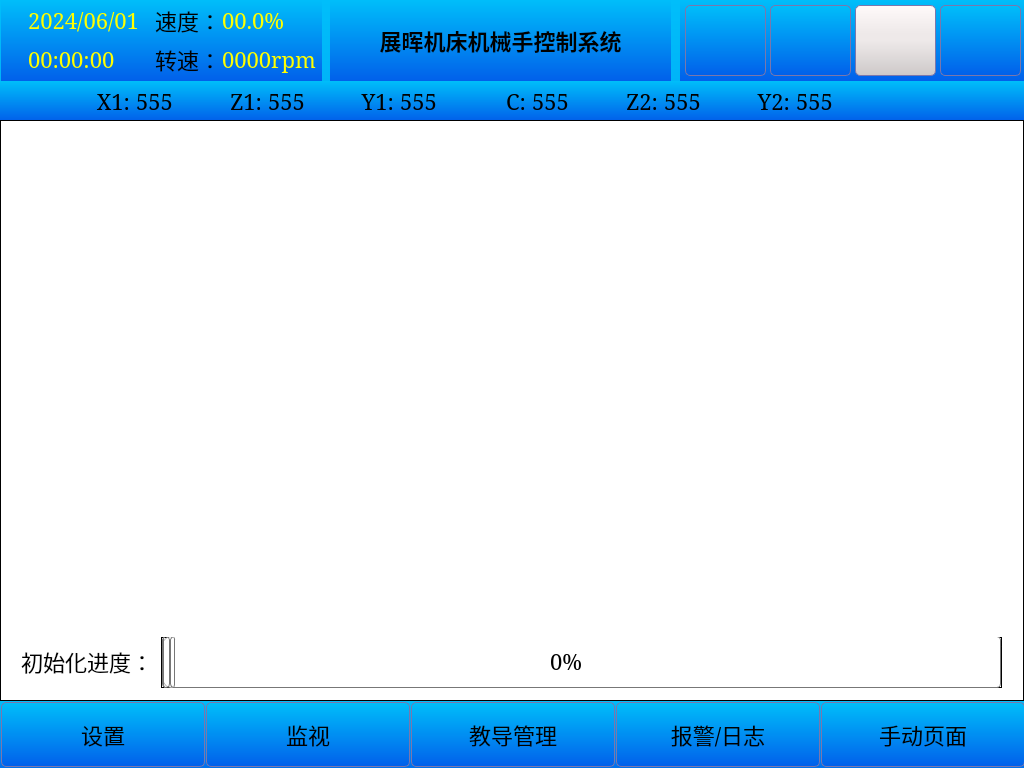
Above: mainwindow.ui from Jade-yun/MachineTool before the change. Below: the same form after it.
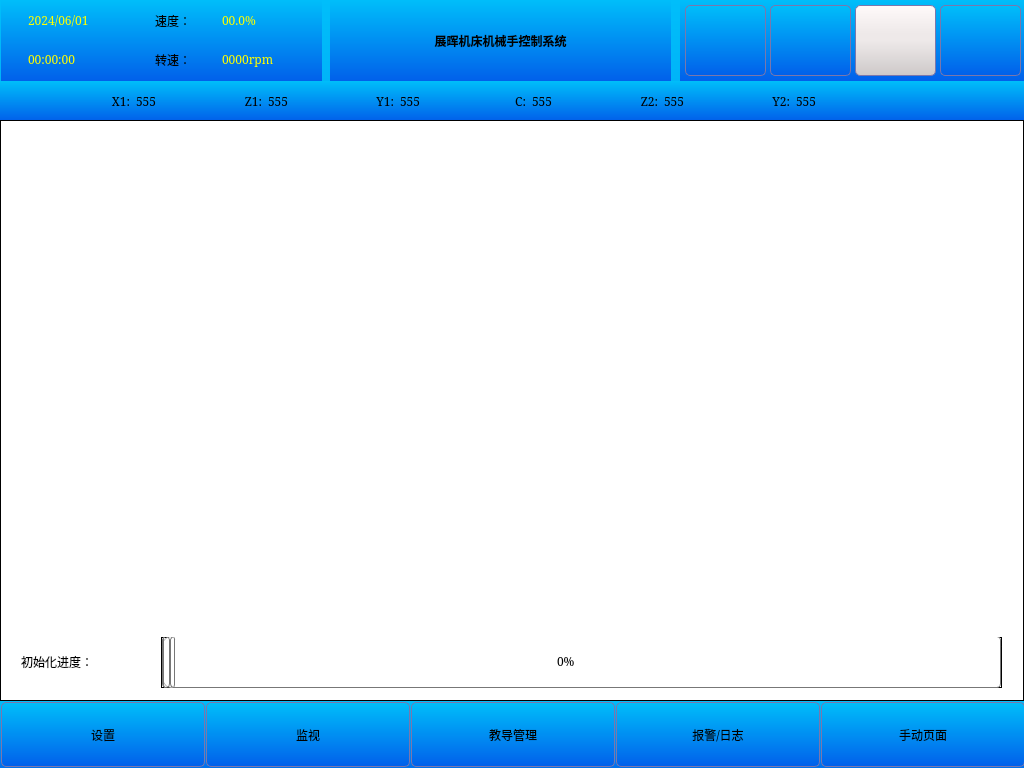
That is the form after the change. Icons and pictures are not drawn. Custom widgets are drawn as their Qt base class.

What changed in the file:
```diff
--- a/mainwindow.ui
+++ b/mainwindow.ui
@@ -31,7 +31,6 @@
   <property name="font">
    <font>
     <family>SimSun</family>
-    <pointsize>-1</pointsize>
    </font>
   </property>
   <property name="windowTitle">
@@ -54,24 +53,12 @@
 }
 */
 
-QWidget{ 
-	font-family: 'SimSun';
-	font-size: 22px; 
-}
 QStackedWidget#stkWidget{
-	font-family: 'SimSun';
-	font-size: 22px; 
 	background-color: rgb(255, 255, 255);
 }
 
-QLabel { 
-	font-family: 'SimSun';
-	font-size: 22px; 
-}
 QLabel#labProgramName { 
-	font-family: 'SimSun';
 	font:bold;
-	font-size: 22px; 
 }
 QLabel#labDateTime,#labDateTime_2,#labSpeed,#labRotateSpeed{ 
 
@@ -103,8 +90,6 @@
 /************************************************/
 QPushButton
 {
-	font-family: 'SimSun';
-	font-size: 22px; 
 	background: qlineargradient(x1: 0, y1: 0, x2: 0, y2: 1,stop: 0 #FFFAFA, stop: 0.4 #EEE9E9,stop: 0.5 #EEE9E9, stop: 1.0 #CDC9C9);
 
     border-style:solid; /*边框风格*/
@@ -129,8 +114,6 @@
     border-radius:5px; /*边框倒角*/
 }
 QPushButton#Btn_SetHome,#Btn_MonitorHome,#Btn_TeachHome,#Btn_ManualHome,#Btn_AlarmHome,#Btn_ManualHome,#btnAdmin,#btnAlarm,#btnHelp, #btnRoller{
-	font-family: 'SimSun';
-	font-size: 22px; 
     background-color:qlineargradient(x1: 0, y1: 0, x2: 0, y2: 1, stop:0 #00befa, stop: 1 #0160ea);/*背景色*/
     border-color:#0055ff; /*边框颜色*/
 	border-style:outset; /*边框风格*/
@@ -159,8 +142,6 @@
 
 QPushButton#btnSA1Arm1,#btnSA1Arm2,#btnSA2Arm1,#btnSA2Arm2
 {
-	font-family: 'SimSun';
-	font-size: 22px; 
     background-color:qlineargradient(x1: 0, y1: 0, x2: 0, y2: 1, stop:0 #00befa, stop: 1 #0160ea);/*背景色*/
     border-color:#0055ff; /*边框颜色*/
 	border-style:outset; /*边框风格*/
@@ -240,10 +221,6 @@
 
 
 /*******************************************************/
-QCheckBox { 
-font-weight:normal;
-font-family: 'SimSun';
-}
 QCheckBox::indicator{
 width: 35px;
 height: 35px;
@@ -430,7 +407,6 @@
      <property name="font">
       <font>
        <family>SimSun</family>
-       <pointsize>-1</pointsize>
       </font>
      </property>
      <property name="text">
@@ -480,7 +456,6 @@
      <property name="font">
       <font>
        <family>SimSun</family>
-       <pointsize>-1</pointsize>
       </font>
      </property>
      <property name="text">
@@ -527,7 +502,6 @@
      <property name="font">
       <font>
        <family>SimSun</family>
-       <pointsize>-1</pointsize>
       </font>
      </property>
      <property name="text">
@@ -577,7 +551,6 @@
      <property name="font">
       <font>
        <family>SimSun</family>
-       <pointsize>-1</pointsize>
       </font>
      </property>
      <property name="text">
@@ -627,7 +600,6 @@
      <property name="font">
       <font>
        <family>SimSun</family>
-       <pointsize>-1</pointsize>
       </font>
      </property>
      <property name="text">
@@ -810,7 +782,6 @@
       <property name="font">
        <font>
         <family>SimSun</family>
-        <pointsize>-1</pointsize>
         <weight>50</weight>
         <italic>false</italic>
         <bold>false</bold>
@@ -896,7 +867,6 @@
         <property name="font">
          <font>
           <family>SimSun</family>
-          <pointsize>-1</pointsize>
          </font>
         </property>
         <property name="text">
@@ -924,7 +894,6 @@
         <property name="font">
          <font>
           <family>SimSun</family>
-          <pointsize>-1</pointsize>
          </font>
         </property>
         <property name="text">
@@ -949,7 +918,6 @@
         <property name="font">
          <font>
           <family>SimSun</family>
-          <pointsize>-1</pointsize>
          </font>
         </property>
         <property name="text">
@@ -977,7 +945,6 @@
         <property name="font">
          <font>
           <family>SimSun</family>
-          <pointsize>-1</pointsize>
          </font>
         </property>
         <property name="text">
@@ -1002,7 +969,6 @@
         <property name="font">
          <font>
           <family>SimSun</family>
-          <pointsize>-1</pointsize>
          </font>
         </property>
         <property name="text">
@@ -1030,7 +996,6 @@
         <property name="font">
          <font>
           <family>SimSun</family>
-          <pointsize>-1</pointsize>
          </font>
         </property>
         <property name="text">
@@ -1055,7 +1020,6 @@
         <property name="font">
          <font>
           <family>SimSun</family>
-          <pointsize>-1</pointsize>
          </font>
         </property>
         <property name="text">
@@ -1083,7 +1047,6 @@
         <property name="font">
          <font>
           <family>SimSun</family>
-          <pointsize>-1</pointsize>
          </font>
         </property>
         <property name="text">
@@ -1108,7 +1071,6 @@
         <property name="font">
          <font>
           <family>SimSun</family>
-          <pointsize>-1</pointsize>
          </font>
         </property>
         <property name="text">
@@ -1136,7 +1098,6 @@
         <property name="font">
          <font>
           <family>SimSun</family>
-          <pointsize>-1</pointsize>
          </font>
         </property>
         <property name="text">
@@ -1161,7 +1122,6 @@
         <property name="font">
          <font>
           <family>SimSun</family>
-          <pointsize>-1</pointsize>
          </font>
         </property>
         <property name="text">
@@ -1189,7 +1149,6 @@
         <property name="font">
          <font>
           <family>SimSun</family>
-          <pointsize>-1</pointsize>
          </font>
         </property>
         <property name="text">
@@ -1276,7 +1235,6 @@
         <property name="font">
          <font>
           <family>SimSun</family>
-          <pointsize>-1</pointsize>
          </font>
         </property>
         <property name="text">
@@ -1301,7 +1259,6 @@
         <property name="font">
          <font>
           <family>SimSun</family>
-          <pointsize>-1</pointsize>
          </font>
         </property>
         <property name="layoutDirection">
@@ -1335,7 +1292,6 @@
         <property name="font">
          <font>
           <family>SimSun</family>
-          <pointsize>-1</pointsize>
          </font>
         </property>
         <property name="frameShadow">
@@ -1363,7 +1319,6 @@
         <property name="font">
          <font>
           <family>SimSun</family>
-          <pointsize>-1</pointsize>
          </font>
         </property>
         <property name="text">
@@ -1388,7 +1343,6 @@
         <property name="font">
          <font>
           <family>SimSun</family>
-          <pointsize>-1</pointsize>
          </font>
         </property>
         <property name="locale">
@@ -1416,7 +1370,6 @@
         <property name="font">
          <font>
           <family>SimSun</family>
-          <pointsize>-1</pointsize>
          </font>
         </property>
         <property name="text">
@@ -1451,7 +1404,6 @@
      <property name="font">
       <font>
        <family>SimSun</family>
-       <pointsize>-1</pointsize>
        <weight>75</weight>
        <italic>false</italic>
        <bold>true</bold>
```
